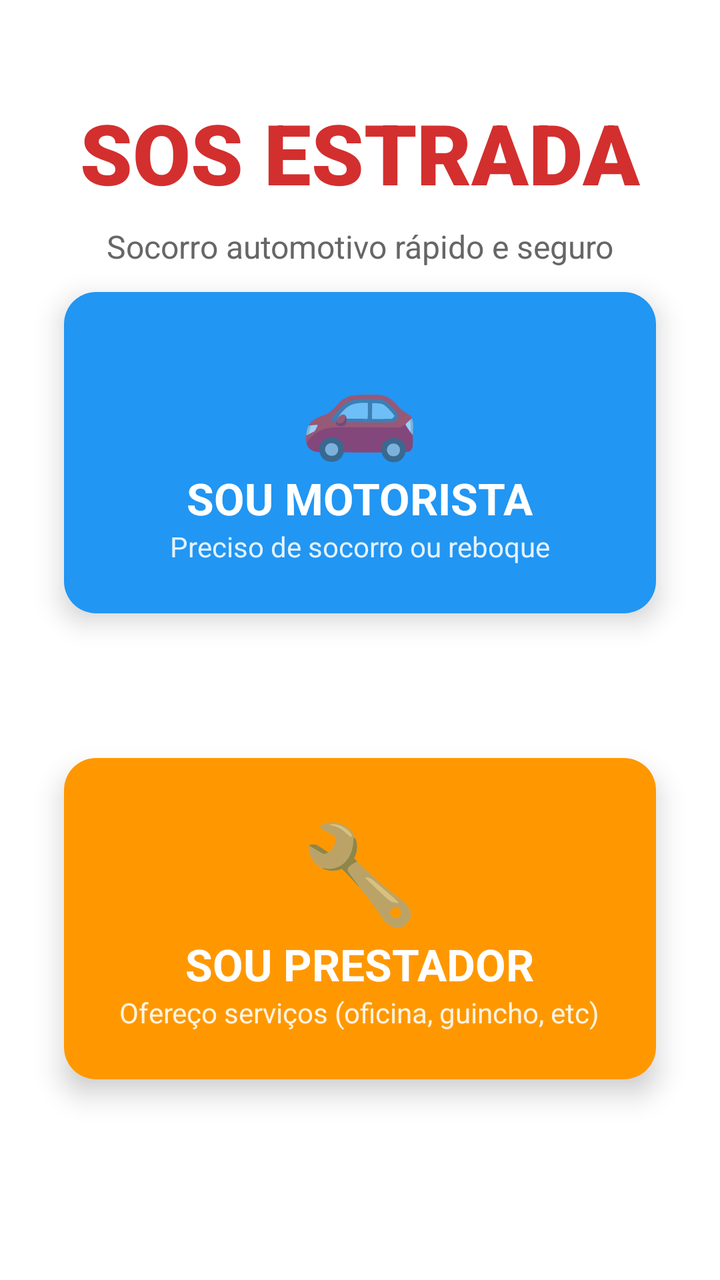
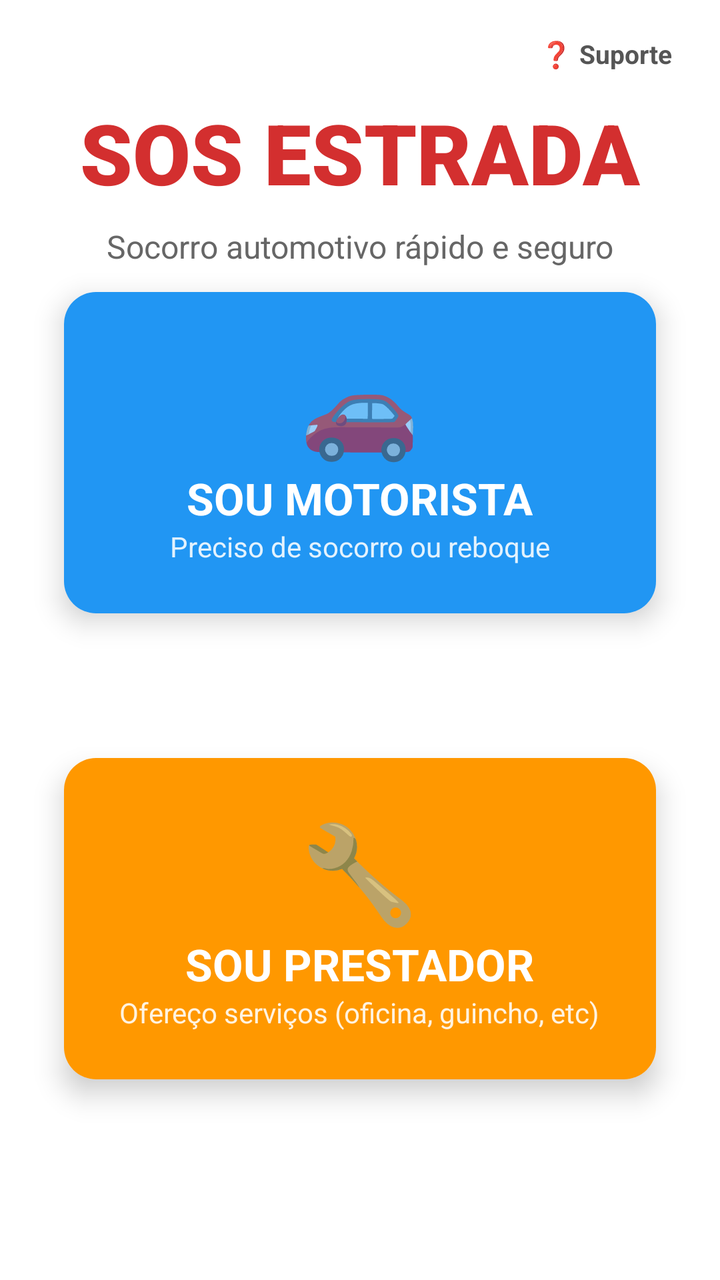

The first picture is an Android layout as it rendered before a commit; the second is the same layout after the commit. The layout source and the unified diff follow.
<!-- AndroidManifest.xml: application theme Theme.MaterialComponents.Light.NoActionBar -->
<!-- res/layout/activity_main.xml -->
<?xml version="1.0" encoding="utf-8"?>
<androidx.constraintlayout.widget.ConstraintLayout xmlns:android="http://schemas.android.com/apk/res/android"
    xmlns:app="http://schemas.android.com/apk/res-auto"
    xmlns:tools="http://schemas.android.com/tools"
    android:id="@+id/main"
    android:layout_width="match_parent"
    android:layout_height="match_parent"
    android:background="@android:color/white"
    tools:context=".MainActivity">

    
    <TextView
        android:id="@+id/tvAppName"
        android:layout_width="wrap_content"
        android:layout_height="wrap_content"
        android:layout_marginTop="48dp"
        android:text="SOS ESTRADA"
        android:textColor="#D32F2F"
        android:textSize="42sp"
        android:textStyle="bold"
        android:fontFamily="sans-serif-black"
        app:layout_constraintEnd_toEndOf="parent"
        app:layout_constraintStart_toStartOf="parent"
        app:layout_constraintTop_toTopOf="parent" />

    
    <TextView
        android:id="@+id/tvSlogan"
        android:layout_width="wrap_content"
        android:layout_height="wrap_content"
        android:layout_marginTop="8dp"
        android:text="Socorro automotivo rápido e seguro"
        android:textColor="#666666"
        android:textSize="16sp"
        app:layout_constraintEnd_toEndOf="parent"
        app:layout_constraintStart_toStartOf="parent"
        app:layout_constraintTop_toBottomOf="@+id/tvAppName" />

    
    <androidx.cardview.widget.CardView
        android:id="@+id/cardMotorista"
        android:layout_width="0dp"
        android:layout_height="wrap_content"
        android:layout_marginStart="32dp"
        android:layout_marginEnd="32dp"
        android:layout_marginTop="12dp"
        app:cardCornerRadius="16dp"
        app:cardElevation="8dp"
        android:clickable="true"
        android:foreground="?android:attr/selectableItemBackground"
        app:layout_constraintEnd_toEndOf="parent"
        app:layout_constraintStart_toStartOf="parent"
        app:layout_constraintTop_toBottomOf="@+id/tvSlogan"
        app:layout_constraintVertical_chainStyle="packed">

        <LinearLayout
            android:layout_width="match_parent"
            android:layout_height="wrap_content"
            android:orientation="vertical"
            android:gravity="center"
            android:padding="24dp"
            android:background="#2196F3">

            <TextView
                android:layout_width="wrap_content"
                android:layout_height="wrap_content"
                android:text="🚗"
                android:textSize="48sp" />

            <TextView
                android:layout_width="wrap_content"
                android:layout_height="wrap_content"
                android:text="SOU MOTORISTA"
                android:textColor="@android:color/white"
                android:textSize="22sp"
                android:textStyle="bold" />

            <TextView
                android:layout_width="wrap_content"
                android:layout_height="wrap_content"
                android:text="Preciso de socorro ou reboque"
                android:textColor="#E3F2FD"
                android:textSize="14sp" />
        </LinearLayout>
    </androidx.cardview.widget.CardView>

    
    <androidx.cardview.widget.CardView
        android:id="@+id/cardPrestador"
        android:layout_width="0dp"
        android:layout_height="wrap_content"
        android:layout_marginStart="32dp"
        android:layout_marginEnd="32dp"
        android:layout_marginTop="4dp"
        app:cardCornerRadius="16dp"
        app:cardElevation="8dp"
        android:clickable="true"
        android:foreground="?android:attr/selectableItemBackground"
        app:layout_constraintEnd_toEndOf="parent"
        app:layout_constraintStart_toStartOf="parent"
        app:layout_constraintTop_toBottomOf="@+id/cardMotorista"
        app:layout_constraintBottom_toBottomOf="parent"
        android:layout_marginBottom="32dp">

        <LinearLayout
            android:layout_width="match_parent"
            android:layout_height="wrap_content"
            android:orientation="vertical"
            android:gravity="center"
            android:padding="24dp"
            android:background="#FF9800">

            <TextView
                android:layout_width="wrap_content"
                android:layout_height="wrap_content"
                android:text="🔧"
                android:textSize="48sp" />

            <TextView
                android:layout_width="wrap_content"
                android:layout_height="wrap_content"
                android:text="SOU PRESTADOR"
                android:textColor="@android:color/white"
                android:textSize="22sp"
                android:textStyle="bold" />

            <TextView
                android:layout_width="wrap_content"
                android:layout_height="wrap_content"
                android:text="Ofereço serviços (oficina, guincho, etc)"
                android:textColor="#FFF3E0"
                android:textSize="14sp" />
        </LinearLayout>
    </androidx.cardview.widget.CardView>

</androidx.constraintlayout.widget.ConstraintLayout>
<!-- resources referenced by this layout -->
<resources>

</resources>

<!-- the commit's change to res/layout/activity_main.xml (unified diff, before → after) -->
@@ -133,4 +133,26 @@
         </LinearLayout>
     </androidx.cardview.widget.CardView>
 
+    
+    <TextView
+        android:id="@+id/tvSuporte"
+        android:layout_width="wrap_content"
+        android:layout_height="wrap_content"
+        android:layout_marginTop="12dp"
+        android:layout_marginEnd="12dp"
+        android:background="@drawable/bg_admin_chip"
+        android:clickable="true"
+        android:focusable="true"
+        android:foreground="?attr/selectableItemBackground"
+        android:paddingStart="12dp"
+        android:paddingTop="6dp"
+        android:paddingEnd="12dp"
+        android:paddingBottom="6dp"
+        android:text="❓ Suporte"
+        android:textColor="#555555"
+        android:textSize="13sp"
+        android:textStyle="bold"
+        app:layout_constraintEnd_toEndOf="parent"
+        app:layout_constraintTop_toTopOf="parent" />
+
 </androidx.constraintlayout.widget.ConstraintLayout>
<!-- resource entries referenced after the edit -->
@@ -1,5 +1,10 @@
 <!-- resources referenced by this layout -->
 <resources>
-
+  <!-- drawable bg_admin_chip (drawable) -->
+  <?xml version="1.0" encoding="utf-8"?>
+  <shape xmlns:android="http://schemas.android.com/apk/res/android" android:shape="rectangle">
+      <solid android:color="#FFFFFF" />
+      <corners android:radius="12dp" />
+  </shape>
 </resources>
 
